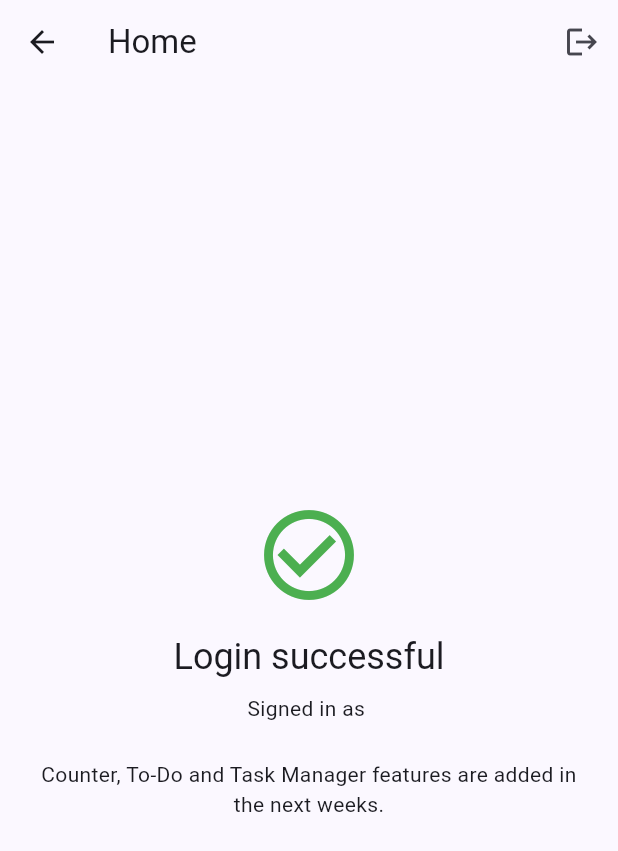
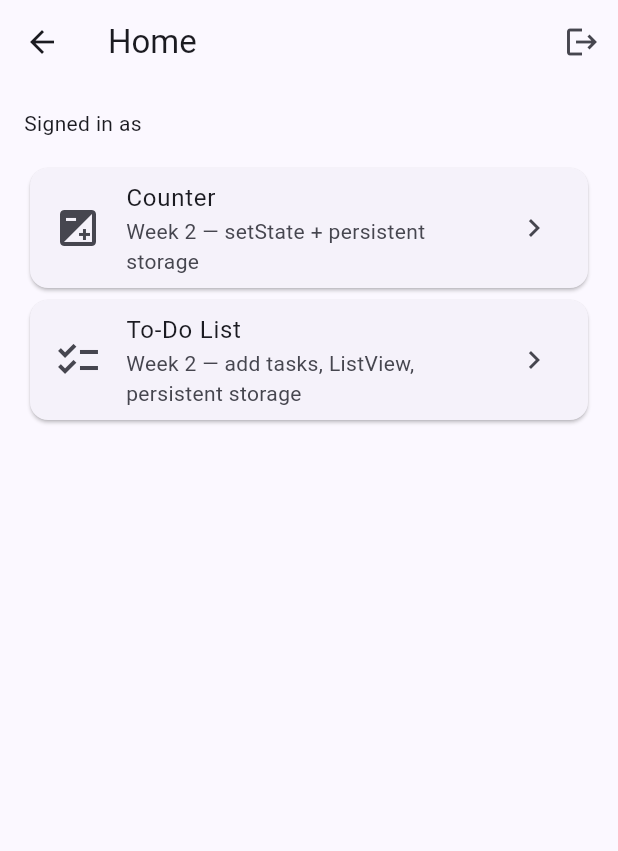
Before and after one commit to shekhtalha789-glitch/Basic_flutter-app, a Flutter app: the HomeScreen screen opened directly with empty values, on a phone screen of 412 x 824 dp. Shown: the top 851 px of the screen. Run offline on Flutter 3.47's test engine with Material 3 defaults, Android fonts, the phone set to English and light mode, and no system bars; our stand-ins replace shared_preferences; accounts and stored records are empty.

Commit message:
week two: counter + to-do list with setState and SharedPreferences
- counter_screen: setState counter (increase/decrease/reset) persisted to
  SharedPreferences, restored on restart
- todo_screen: add/delete tasks shown in a ListView, persisted as a string list
- home_screen: turned into a hub with tappable feature cards
- tests: counter and to-do widget tests (SharedPreferences mocked); updated the
  Week 1 navigation test for the new hub
- README: documented Week 2

Co-Authored-By: Claude Opus 4.8 (1M context) <noreply@anthropic.com>

```diff
--- a/lib/screens/home_screen.dart
+++ b/lib/screens/home_screen.dart
@@ -1,10 +1,13 @@
 import 'package:flutter/material.dart';
 
-/// Week 1 — the second screen reached from the login screen.
+import 'counter_screen.dart';
+import 'todo_screen.dart';
+
+/// The app "hub", reached from the login screen.
 ///
-/// This is the app "hub". In later weeks it gains buttons that navigate to the
-/// Counter, To-Do and Task Manager features. For Week 1 it simply confirms that
-/// navigation from the login screen works.
+/// Week 1 confirmed navigation works. From Week 2 on, this screen is the launch
+/// pad for each feature built during the internship: Counter, To-Do and (later)
+/// the Task Manager.
 class HomeScreen extends StatelessWidget {
   const HomeScreen({super.key, required this.email});
 
@@ -25,34 +28,62 @@ class HomeScreen extends StatelessWidget {
           ),
         ],
       ),
-      body: Center(
-        child: Padding(
-          padding: const EdgeInsets.all(24),
-          child: Column(
-            mainAxisSize: MainAxisSize.min,
+      body: ListView(
+        padding: const EdgeInsets.all(16),
         children: [
-              const Icon(Icons.check_circle_outline,
-                  size: 72, color: Colors.green),
-              const SizedBox(height: 16),
-              Text(
-                'Login successful',
-                style: Theme.of(context).textTheme.headlineSmall,
-              ),
-              const SizedBox(height: 8),
           Text(
             'Signed in as $email',
             style: Theme.of(context).textTheme.bodyMedium,
           ),
-              const SizedBox(height: 24),
-              const Text(
-                'Counter, To-Do and Task Manager features '
-                'are added in the next weeks.',
-                textAlign: TextAlign.center,
+          const SizedBox(height: 16),
+          _FeatureCard(
+            icon: Icons.exposure,
+            title: 'Counter',
+            subtitle: 'Week 2 — setState + persistent storage',
+            onTap: () => Navigator.push(
+              context,
+              MaterialPageRoute(builder: (_) => const CounterScreen()),
+            ),
+          ),
+          _FeatureCard(
+            icon: Icons.checklist,
+            title: 'To-Do List',
+            subtitle: 'Week 2 — add tasks, ListView, persistent storage',
+            onTap: () => Navigator.push(
+              context,
+              MaterialPageRoute(builder: (_) => const TodoScreen()),
+            ),
           ),
         ],
-          ),
-        ),
       ),
     );
   }
 }
+
+/// A tappable card linking to one feature screen on the hub.
+class _FeatureCard extends StatelessWidget {
+  const _FeatureCard({
+    required this.icon,
+    required this.title,
+    required this.subtitle,
+    required this.onTap,
+  });
+
+  final IconData icon;
+  final String title;
+  final String subtitle;
+  final VoidCallback onTap;
+
+  @override
+  Widget build(BuildContext context) {
+    return Card(
+      child: ListTile(
+        leading: Icon(icon, size: 32),
+        title: Text(title),
+        subtitle: Text(subtitle),
+        trailing: const Icon(Icons.chevron_right),
+        onTap: onTap,
+      ),
+    );
+  }
+}
```
Also changed, not shown: lib/screens/counter_screen.dart (added, +117 -0 lines), lib/screens/todo_screen.dart (added, +146 -0 lines), 4 other files. Lines whose indentation alone changed are shown as unchanged.
